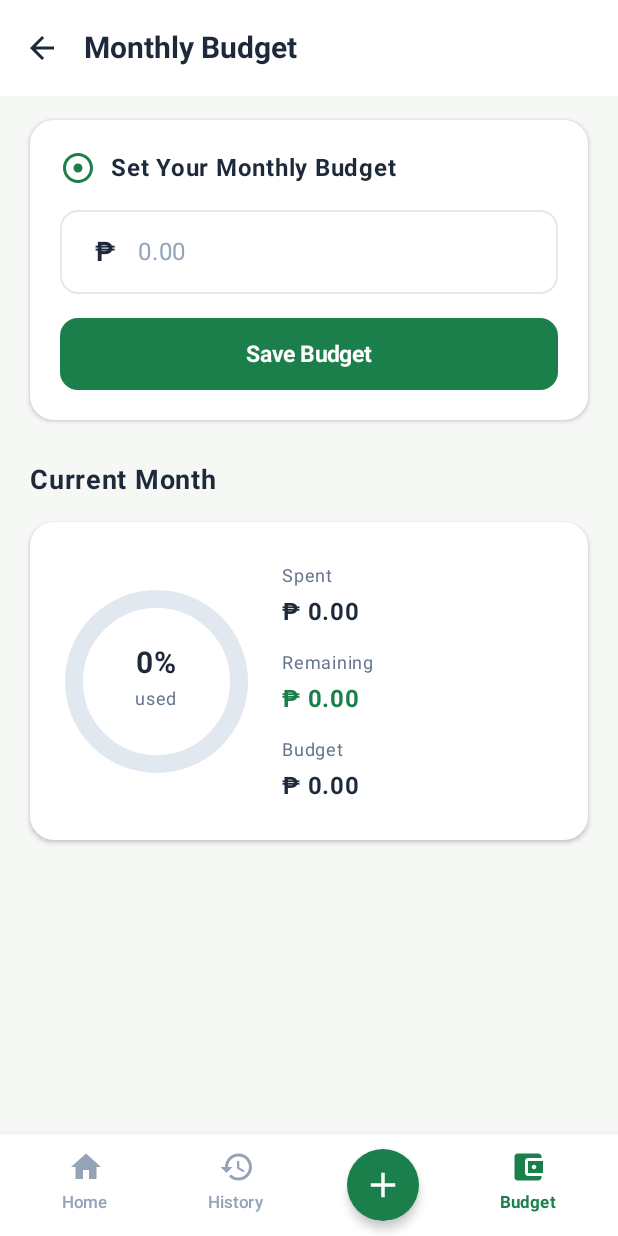
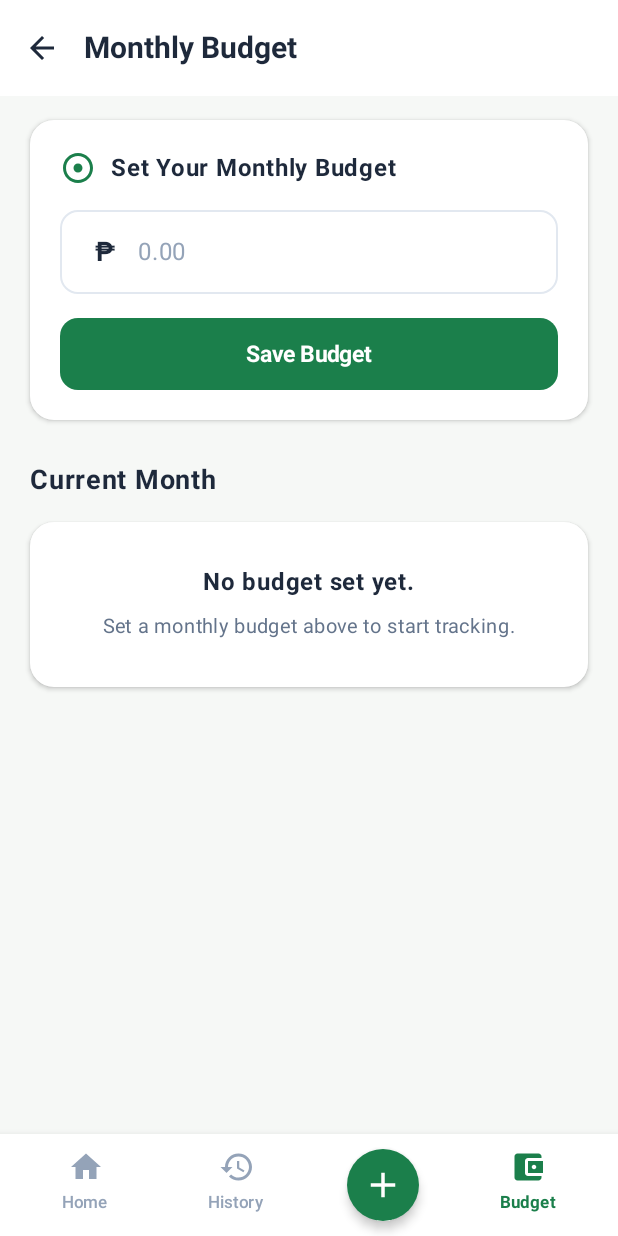
Before and after one commit to ArmamentoKevin/PesoBud, an Android app built with Jetpack Compose: the screen it shows after launch (MainActivity), after a tap on "Budget", on a phone screen of 412 x 824 dp. Run offline under Robolectric (Android 15) with nearby library versions, the phone set to English and light mode, and no system bars; our stand-ins replace Room's generated code.

Commit message:
Users can now set a monthly budget. Warnings appear at 80% and 100%. Spending is counted per month. Removed demo data. App is now usable. Also Done with the PesoBud README.md, It includes the AI Assistance, Features Implemented, Tech Stack Used and How to Build and Run the system.

```diff
--- a/app/src/main/java/ph/edu/comteq/pesobud/data/SampleData.kt
+++ /dev/null
@@ -1,10 +0,0 @@
-package ph.edu.comteq.pesobud.data
-
-object SampleData {
-    val monthlyBudget: Double = 0.00
-    val totalSpent: Double = 0.00
-    val remainingBudget: Double = 0.00
-    val percentageUsed: Int = 0
-
-    val expenses: List<Expense> = emptyList()
-}
--- a/app/src/main/java/ph/edu/comteq/pesobud/navigation/NavGraph.kt
+++ b/app/src/main/java/ph/edu/comteq/pesobud/navigation/NavGraph.kt
@@ -108,7 +108,12 @@ fun NavGraph(
 
             composable(Screen.Budget.route) {
                 BudgetScreen(
-                    onNavigateBack = { navController.popBackStack() }
+                    onNavigateBack = { navController.popBackStack() },
+                    onBudgetSaved = {
+                        coroutineScope.launch {
+                            snackbarHostState.showSnackbar("Budget saved")
+                        }
+                    }
                 )
             }
 
--- a/app/src/main/java/ph/edu/comteq/pesobud/ui/components/BudgetSummaryCard.kt
+++ b/app/src/main/java/ph/edu/comteq/pesobud/ui/components/BudgetSummaryCard.kt
@@ -35,10 +35,23 @@ fun BudgetSummaryCard(
     val isNoBudget = budgetSummary.status == BudgetStatus.NO_BUDGET
     val progress = if (budgetSummary.budget > 0) (budgetSummary.spent / budgetSummary.budget).toFloat().coerceIn(0f, 1f) else 0f
 
+    // Dynamic progress bar color based on budget status
+    val progressColor = when (budgetSummary.status) {
+        BudgetStatus.OVER_BUDGET -> Color(0xFFEF4444)
+        BudgetStatus.NEAR_LIMIT -> Color(0xFFF59E0B)
+        else -> GreenPrimary
+    }
+
+    Column(modifier = modifier.fillMaxWidth()) {
+        BudgetWarningBanner(budgetSummary = budgetSummary)
+        if (budgetSummary.status == BudgetStatus.NEAR_LIMIT || budgetSummary.status == BudgetStatus.OVER_BUDGET) {
+            Spacer(modifier = Modifier.height(12.dp))
+        }
+
         Card(
             shape = RoundedCornerShape(16.dp),
             colors = CardDefaults.cardColors(containerColor = GreenLightBg),
-        modifier = modifier.fillMaxWidth()
+            modifier = Modifier.fillMaxWidth()
         ) {
             Column(
                 modifier = Modifier.padding(16.dp)
@@ -66,7 +79,7 @@ fun BudgetSummaryCard(
 
                 LinearProgressIndicator(
                     progress = { progress },
-                color = GreenPrimary,
+                    color = progressColor,
                     trackColor = Color(0xFFC8E6C9),
                     modifier = Modifier
                         .fillMaxWidth()
@@ -85,13 +98,23 @@ fun BudgetSummaryCard(
                         color = TextSecondary,
                         fontWeight = FontWeight.Medium
                     )
+
+                    val remainingText = if (isNoBudget) {
+                        formatMoney(0.0)
+                    } else if (budgetSummary.status == BudgetStatus.OVER_BUDGET) {
+                        "Over by ${formatMoney(-budgetSummary.remaining)}"
+                    } else {
+                        "Remaining: ${formatMoney(budgetSummary.remaining)}"
+                    }
+
                     Text(
-                    text = "Remaining: ${if (isNoBudget) formatMoney(0.0) else formatMoney(budgetSummary.remaining)}",
+                        text = remainingText,
                         fontSize = 13.sp,
-                    color = GreenPrimary,
+                        color = if (budgetSummary.status == BudgetStatus.OVER_BUDGET) Color(0xFFEF4444) else GreenPrimary,
                         fontWeight = FontWeight.Bold
                     )
                 }
             }
         }
     }
+}
--- a/app/src/main/java/ph/edu/comteq/pesobud/ui/screens/BudgetScreen.kt
+++ b/app/src/main/java/ph/edu/comteq/pesobud/ui/screens/BudgetScreen.kt
@@ -32,34 +32,80 @@ import androidx.compose.material3.Text
 import androidx.compose.material3.TopAppBar
 import androidx.compose.material3.TopAppBarDefaults
 import androidx.compose.runtime.Composable
+import androidx.compose.runtime.LaunchedEffect
 import androidx.compose.runtime.getValue
-import androidx.compose.runtime.mutableStateOf
-import androidx.compose.runtime.remember
-import androidx.compose.runtime.setValue
 import androidx.compose.ui.Alignment
 import androidx.compose.ui.Modifier
 import androidx.compose.ui.graphics.Color
 import androidx.compose.ui.graphics.StrokeCap
 import androidx.compose.ui.graphics.drawscope.Stroke
+import androidx.compose.ui.platform.LocalContext
 import androidx.compose.ui.text.font.FontWeight
 import androidx.compose.ui.tooling.preview.Preview
 import androidx.compose.ui.unit.dp
 import androidx.compose.ui.unit.sp
+import androidx.lifecycle.compose.collectAsStateWithLifecycle
+import androidx.lifecycle.viewmodel.compose.viewModel
 import androidx.navigation.compose.rememberNavController
-import ph.edu.comteq.pesobud.data.SampleData
+import ph.edu.comteq.pesobud.PesoBudApplication
+import ph.edu.comteq.pesobud.data.BudgetStatus
+import ph.edu.comteq.pesobud.data.BudgetSummary
+import ph.edu.comteq.pesobud.data.formatMoney
 import ph.edu.comteq.pesobud.navigation.BottomNavigationBar
 import ph.edu.comteq.pesobud.navigation.Screen
+import ph.edu.comteq.pesobud.ui.components.BudgetWarningBanner
 import ph.edu.comteq.pesobud.ui.theme.GreenPrimary
 import ph.edu.comteq.pesobud.ui.theme.PesoBudTheme
-import java.util.Locale
 
 @OptIn(ExperimentalMaterial3Api::class)
 @Composable
 fun BudgetScreen(
     onNavigateBack: () -> Unit = {},
+    onBudgetSaved: () -> Unit = {},
+    modifier: Modifier = Modifier,
+    viewModel: BudgetViewModel = viewModel(
+        factory = BudgetViewModelFactory(
+            (LocalContext.current.applicationContext as PesoBudApplication).budgetRepository,
+            (LocalContext.current.applicationContext as PesoBudApplication).expenseRepository
+        )
+    )
+) {
+    val uiState by viewModel.uiState.collectAsStateWithLifecycle()
+
+    // Trigger save callback when saveEvent is emitted
+    LaunchedEffect(Unit) {
+        viewModel.saveEvent.collect {
+            onBudgetSaved()
+        }
+    }
+
+    BudgetScreenContent(
+        uiState = uiState,
+        onBudgetInputChange = viewModel::onBudgetInputChange,
+        onSaveBudgetClick = viewModel::saveBudget,
+        onNavigateBack = onNavigateBack,
+        modifier = modifier
+    )
+}
+
+@OptIn(ExperimentalMaterial3Api::class)
+@Composable
+fun BudgetScreenContent(
+    uiState: BudgetUiState,
+    onBudgetInputChange: (String) -> Unit,
+    onSaveBudgetClick: () -> Unit,
+    onNavigateBack: () -> Unit,
     modifier: Modifier = Modifier
 ) {
-    var budgetInput by remember { mutableStateOf("") }
+    val summary = uiState.budgetSummary
+    val isNoBudget = summary.status == BudgetStatus.NO_BUDGET
+
+    // Donut chart progress color based on status
+    val chartColor = when (summary.status) {
+        BudgetStatus.OVER_BUDGET -> Color(0xFFEF4444)
+        BudgetStatus.NEAR_LIMIT -> Color(0xFFF59E0B)
+        else -> GreenPrimary
+    }
 
     Scaffold(
         topBar = {
@@ -126,8 +172,8 @@ fun BudgetScreen(
                     Spacer(modifier = Modifier.height(16.dp))
 
                     OutlinedTextField(
-                        value = budgetInput,
-                        onValueChange = { budgetInput = it },
+                        value = uiState.budgetInputText,
+                        onValueChange = onBudgetInputChange,
                         placeholder = { Text("0.00", color = Color(0xFF94A3B8)) },
                         leadingIcon = {
                             Text(
@@ -138,18 +184,29 @@ fun BudgetScreen(
                                 modifier = Modifier.padding(start = 12.dp)
                             )
                         },
+                        isError = uiState.budgetError != null,
                         shape = RoundedCornerShape(12.dp),
                         colors = OutlinedTextFieldDefaults.colors(
                             focusedBorderColor = GreenPrimary,
-                            unfocusedBorderColor = Color(0xFFE2E8F0)
+                            unfocusedBorderColor = Color(0xFFE2E8F0),
+                            errorBorderColor = Color(0xFFEF4444)
                         ),
                         modifier = Modifier.fillMaxWidth()
                     )
+                    if (uiState.budgetError != null) {
+                        Spacer(modifier = Modifier.height(4.dp))
+                        Text(
+                            text = uiState.budgetError,
+                            color = Color(0xFFEF4444),
+                            fontSize = 12.sp,
+                            modifier = Modifier.padding(start = 4.dp)
+                        )
+                    }
 
                     Spacer(modifier = Modifier.height(16.dp))
 
                     Button(
-                        onClick = { budgetInput = "" },
+                        onClick = onSaveBudgetClick,
                         colors = ButtonDefaults.buttonColors(containerColor = GreenPrimary),
                         shape = RoundedCornerShape(12.dp),
                         modifier = Modifier
@@ -177,12 +234,39 @@ fun BudgetScreen(
 
             Spacer(modifier = Modifier.height(16.dp))
 
+            // Warning banner if near limit or over budget
+            BudgetWarningBanner(budgetSummary = summary)
+            if (summary.status == BudgetStatus.NEAR_LIMIT || summary.status == BudgetStatus.OVER_BUDGET) {
+                Spacer(modifier = Modifier.height(16.dp))
+            }
+
             Card(
                 shape = RoundedCornerShape(16.dp),
                 colors = CardDefaults.cardColors(containerColor = Color.White),
                 elevation = CardDefaults.cardElevation(defaultElevation = 2.dp),
                 modifier = Modifier.fillMaxWidth()
             ) {
+                if (isNoBudget) {
+                    Column(
+                        horizontalAlignment = Alignment.CenterHorizontally,
+                        modifier = Modifier
+                            .fillMaxWidth()
+                            .padding(28.dp)
+                    ) {
+                        Text(
+                            text = "No budget set yet.",
+                            fontSize = 16.sp,
+                            fontWeight = FontWeight.Bold,
+                            color = Color(0xFF1E293B)
+                        )
+                        Spacer(modifier = Modifier.height(6.dp))
+                        Text(
+                            text = "Set a monthly budget above to start tracking.",
+                            fontSize = 13.sp,
+                            color = Color(0xFF64748B)
+                        )
+                    }
+                } else {
                     Row(
                         verticalAlignment = Alignment.CenterVertically,
                         modifier = Modifier.padding(24.dp)
@@ -194,6 +278,8 @@ fun BudgetScreen(
                         ) {
                             Canvas(modifier = Modifier.size(110.dp)) {
                                 val strokeWidth = 12.dp.toPx()
+                                val sweepFraction = (summary.percentageUsed / 100f).coerceAtMost(1f)
+
                                 // Background Ring
                                 drawArc(
                                     color = Color(0xFFE2E8F0),
@@ -204,9 +290,9 @@ fun BudgetScreen(
                                 )
                                 // Progress Arc
                                 drawArc(
-                                color = GreenPrimary,
+                                    color = chartColor,
                                     startAngle = -90f,
-                                sweepAngle = 360f * (SampleData.percentageUsed / 100f),
+                                    sweepAngle = 360f * sweepFraction,
                                     useCenter = false,
                                     style = Stroke(width = strokeWidth, cap = StrokeCap.Round)
                                 )
@@ -216,7 +302,7 @@ fun BudgetScreen(
                                 horizontalAlignment = Alignment.CenterHorizontally
                             ) {
                                 Text(
-                                text = "${SampleData.percentageUsed}%",
+                                    text = "${summary.percentageUsed}%",
                                     fontSize = 20.sp,
                                     fontWeight = FontWeight.Bold,
                                     color = Color(0xFF1E293B)
@@ -242,7 +328,7 @@ fun BudgetScreen(
                                     color = Color(0xFF64748B)
                                 )
                                 Text(
-                                text = "₱ ${String.format(Locale.US, "%,.2f", SampleData.totalSpent)}",
+                                    text = formatMoney(summary.spent),
                                     fontSize = 16.sp,
                                     fontWeight = FontWeight.Bold,
                                     color = Color(0xFF1E293B)
@@ -251,15 +337,20 @@ fun BudgetScreen(
 
                             Column {
                                 Text(
-                                text = "Remaining",
+                                    text = if (summary.status == BudgetStatus.OVER_BUDGET) "Over Budget" else "Remaining",
                                     fontSize = 12.sp,
                                     color = Color(0xFF64748B)
                                 )
+                                val remainingText = if (summary.status == BudgetStatus.OVER_BUDGET) {
+                                    "Over by ${formatMoney(-summary.remaining)}"
+                                } else {
+                                    formatMoney(summary.remaining)
+                                }
                                 Text(
-                                text = "₱ ${String.format(Locale.US, "%,.2f", SampleData.remainingBudget)}",
+                                    text = remainingText,
                                     fontSize = 16.sp,
                                     fontWeight = FontWeight.Bold,
-                                color = GreenPrimary
+                                    color = if (summary.status == BudgetStatus.OVER_BUDGET) Color(0xFFEF4444) else GreenPrimary
                                 )
                             }
 
@@ -270,11 +361,12 @@ fun BudgetScreen(
                                     color = Color(0xFF64748B)
                                 )
                                 Text(
-                                text = "₱ ${String.format(Locale.US, "%,.2f", SampleData.monthlyBudget)}",
+                                    text = formatMoney(summary.budget),
                                     fontSize = 16.sp,
                                     fontWeight = FontWeight.Bold,
                                     color = Color(0xFF1E293B)
                                 )
+                            }
                         }
                     }
                 }
@@ -298,7 +390,11 @@ fun BudgetScreenPreview() {
                 )
             }
         ) { innerPadding ->
-            BudgetScreen(
+            BudgetScreenContent(
+                uiState = BudgetUiState(),
+                onBudgetInputChange = {},
+                onSaveBudgetClick = {},
+                onNavigateBack = {},
                 modifier = Modifier.padding(innerPadding)
             )
         }
--- /dev/null
+++ b/app/src/main/java/ph/edu/comteq/pesobud/ui/screens/BudgetViewModel.kt
@@ -0,0 +1,144 @@
+package ph.edu.comteq.pesobud.ui.screens
+
+import androidx.lifecycle.ViewModel
+import androidx.lifecycle.ViewModelProvider
+import androidx.lifecycle.viewModelScope
+import kotlinx.coroutines.flow.MutableSharedFlow
+import kotlinx.coroutines.flow.MutableStateFlow
+import kotlinx.coroutines.flow.SharedFlow
+import kotlinx.coroutines.flow.SharingStarted
+import kotlinx.coroutines.flow.StateFlow
+import kotlinx.coroutines.flow.asSharedFlow
+import kotlinx.coroutines.flow.combine
+import kotlinx.coroutines.flow.stateIn
+import kotlinx.coroutines.flow.update
+import kotlinx.coroutines.launch
+import ph.edu.comteq.pesobud.data.Budget
+import ph.edu.comteq.pesobud.data.BudgetRepository
+import ph.edu.comteq.pesobud.data.BudgetSummary
+import ph.edu.comteq.pesobud.data.ExpenseRepository
+import ph.edu.comteq.pesobud.data.calculateBudgetSummary
+import java.time.YearMonth
+
+// UI state holder for Budget screen
+data class BudgetUiState(
+    val budgetInputText: String = "",
+    val budgetSummary: BudgetSummary = calculateBudgetSummary(0.0, null),
+    val budgetError: String? = null
+)
+
+// ViewModel managing monthly budget input, validation, and status calculations
+class BudgetViewModel(
+    private val budgetRepository: BudgetRepository,
+    expenseRepository: ExpenseRepository
+) : ViewModel() {
+
+    // Null means the user has not typed anything in the input field yet
+    private val _budgetInputText = MutableStateFlow<String?>(null)
+    private val _budgetError = MutableStateFlow<String?>(null)
+
+    // Shared flow to trigger snackbar message on save
+    private val _saveEvent = MutableSharedFlow<Unit>()
+    val saveEvent: SharedFlow<Unit> = _saveEvent.asSharedFlow()
+
+    // Current month expenses flow
+    private val currentMonthExpensesFlow = expenseRepository.getExpensesForMonth(YearMonth.now())
+
+    // Combine budget and monthly expenses into BudgetUiState
+    val uiState: StateFlow<BudgetUiState> = combine(
+        budgetRepository.budget,
+        currentMonthExpensesFlow,
+        _budgetInputText,
+        _budgetError
+    ) { budget, monthlyExpenses, inputText, inputError ->
+        val spent = monthlyExpenses.sumOf { it.amount }
+        val summary = calculateBudgetSummary(spent, budget?.amount)
+
+        // Show saved budget while input is null, otherwise show exactly what user typed
+        val displayInput = if (inputText == null) {
+            if (budget != null && budget.amount > 0) {
+                if (budget.amount % 1.0 == 0.0) budget.amount.toInt().toString() else budget.amount.toString()
+            } else {
+                ""
+            }
+        } else {
+            inputText
+        }
+
+        BudgetUiState(
+            budgetInputText = displayInput,
+            budgetSummary = summary,
+            budgetError = inputError
+        )
+    }.stateIn(
+        scope = viewModelScope,
+        started = SharingStarted.WhileSubscribed(5000),
+        initialValue = BudgetUiState()
+    )
+
+    // Update budget text input
+    fun onBudgetInputChange(newInput: String) {
+        _budgetInputText.update { newInput }
+        _budgetError.update { null }
+    }
+
+    // Validate input and save budget to Room database
+    fun saveBudget() {
+        val rawInput = _budgetInputText.value
+        val textToValidate = if (rawInput == null) {
+            val currentBudget = uiState.value.budgetSummary.budget
+            if (currentBudget > 0) {
+                if (currentBudget % 1.0 == 0.0) currentBudget.toInt().toString() else currentBudget.toString()
+            } else {
+                ""
+            }
+        } else {
+            rawInput
+        }
+
+        val trimmed = textToValidate.trim()
+        val regex = Regex("""^\d+(\.\d{1,2})?$""")
+
+        if (trimmed.isBlank()) {
+            _budgetError.update { "Budget amount is required" }
+            return
+        }
+
+        if (!regex.matches(trimmed)) {
+            val decimals = trimmed.substringAfter('.', "")
+            if (trimmed.contains('.') && decimals.length > 2) {
+                _budgetError.update { "At most 2 decimal places allowed" }
+            } else {
+                _budgetError.update { "Invalid budget amount" }
+            }
+            return
+        }
+
+        val amount = trimmed.toDoubleOrNull()
+        if (amount == null || amount <= 0) {
+            _budgetError.update { "Budget must be greater than 0" }
+            return
+        }
+
+        if (amount > 1_000_000.0) {
+            _budgetError.update { "Budget cannot exceed ₱ 1,000,000.00" }
+            return
+        }
+
+        viewModelScope.launch {
+            budgetRepository.upsertBudget(Budget(id = 1, amount = amount))
+            _saveEvent.emit(Unit)
+        }
+    }
+}
+
+// Factory for creating BudgetViewModel
+class BudgetViewModelFactory(
+    private val budgetRepository: BudgetRepository,
+    private val expenseRepository: ExpenseRepository
+) : ViewModelProvider.Factory {
+    @Suppress("UNCHECKED_CAST")
+    override fun <T : ViewModel> create(modelClass: Class<T>): T {
+        return BudgetViewModel(budgetRepository, expenseRepository) as T
+    }
+}
```
Also changed, not shown: app/src/main/java/ph/edu/comteq/pesobud/ui/components/BudgetWarningBanner.kt (added, +75 -0 lines), 1 other file. Lines whose indentation alone changed are shown as unchanged.
